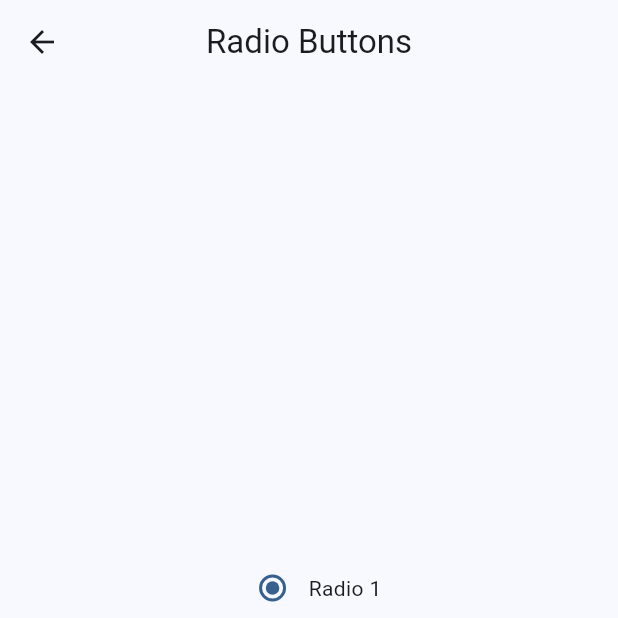
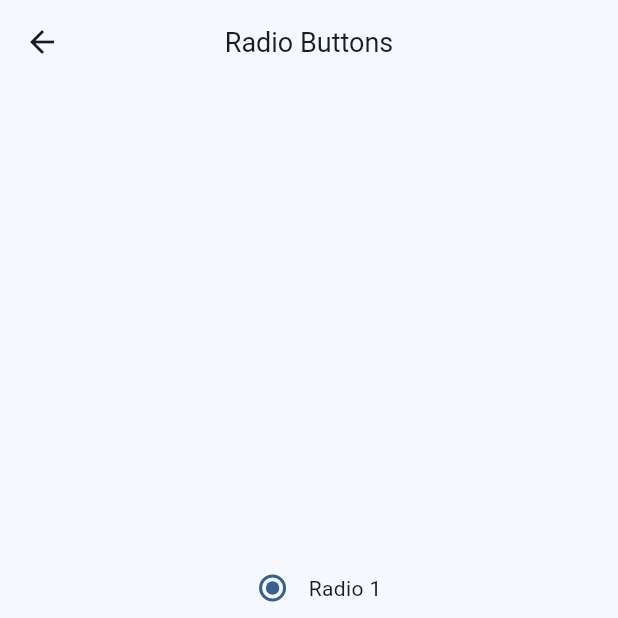
Before and after one commit to C4co/flutter_ds1, a Flutter app: the RadioPage screen opened by its route, on a phone screen of 412 x 824 dp, the top half of it. Run offline on Flutter 3.47's test engine with Material 2 defaults, Android fonts, the light colour scheme and no system bars; our stand-ins replace go_router.

Commit message:
set title

```diff
--- a/lib/views/radio/radio_page.dart
+++ b/lib/views/radio/radio_page.dart
@@ -1,4 +1,5 @@
 import 'package:flutter/material.dart';
+import 'package:ds1/ds1.dart';
 
 class RadioPage extends StatefulWidget {
   const RadioPage({Key? key}) : super(key: key);
@@ -13,7 +14,7 @@ class _RadioPageState extends State<RadioPage> {
   Widget build(BuildContext context) {
     return Scaffold(
       appBar: AppBar(
-        title: const Text('Radio Buttons'),
+        title: const DS1Text('Radio Buttons'),
       ),
       body: Center(
         child: Column(
```
